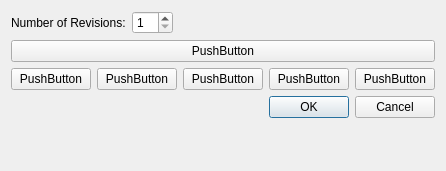
Before: the Qt Designer form Src/Window/asme_y14_35_width180.ui in tobiasfalk/KiCAD-FreeCAD-TechDraw-Template-Generator, drawn with Qt 5.
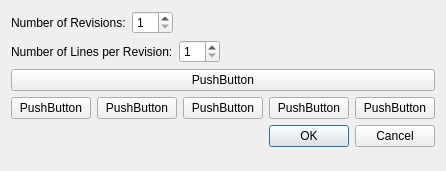
After: the same form once the commit is applied.

```diff
--- a/Src/Window/asme_y14_35_width180.ui
+++ b/Src/Window/asme_y14_35_width180.ui
@@ -45,6 +45,37 @@
      </item>
     </layout>
    </item>
+   <item>
+    <layout class="QHBoxLayout" name="horizontalLayout_3">
+     <item>
+      <widget class="QLabel" name="label_2">
+       <property name="text">
+        <string>Number of Lines per Revision:</string>
+       </property>
+      </widget>
+     </item>
+     <item>
+      <widget class="QSpinBox" name="numLinesRevSpinBox">
+       <property name="minimum">
+        <number>1</number>
+       </property>
+      </widget>
+     </item>
+     <item>
+      <spacer name="horizontalSpacer_2">
+       <property name="orientation">
+        <enum>Qt::Horizontal</enum>
+       </property>
+       <property name="sizeHint" stdset="0">
+        <size>
+         <width>40</width>
+         <height>20</height>
+        </size>
+       </property>
+      </spacer>
+     </item>
+    </layout>
+   </item>
    <item>
     <layout class="QVBoxLayout" name="verticalLayout_2">
      <item>
```
